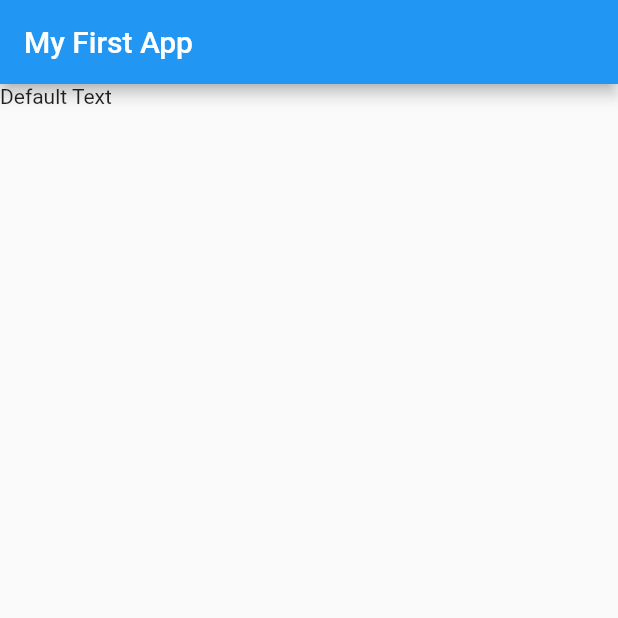
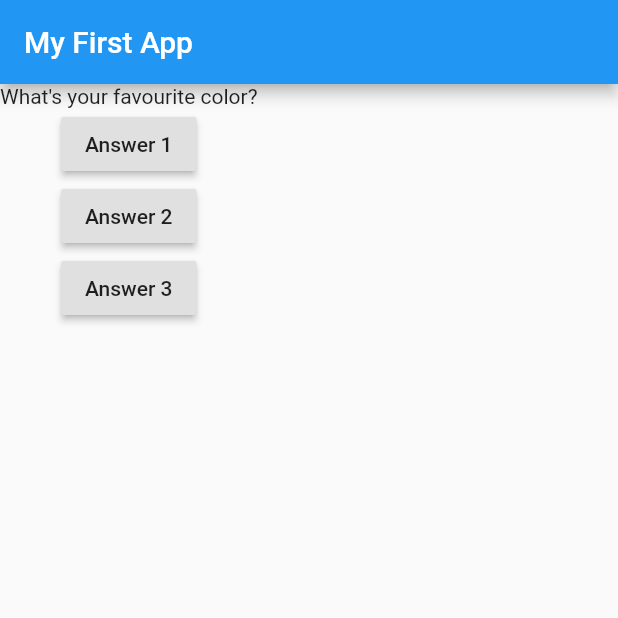
Before and after one commit to Typelias/Flutter_Courrse, a Flutter app: the screen it shows after launch, on a phone screen of 412 x 824 dp, the top half of it. Run offline on Flutter 3.47's test engine with Material 2 defaults, Android fonts, the phone set to English and light mode, and no system bars.

Commit message:
We have buttons and Statefull Widgets

```diff
--- a/flutter_complete_guide/lib/main.dart
+++ b/flutter_complete_guide/lib/main.dart
@@ -1,20 +1,54 @@
 import 'package:flutter/material.dart';
-
-/*void main() {
-  runApp(MyApp());
-}*/
 
 void main() => runApp(MyApp());
 
-class MyApp extends StatelessWidget {
+class MyApp extends StatefulWidget {
+  @override
+  State<StatefulWidget> createState() {
+    return MyAppState();
+  }
+}
+
+class MyAppState extends State<MyApp> {
+  var questionIndex = 0;
+
+  void answerQuestion() {
+    setState(() {
+      questionIndex++;
+    });
+
+    print('Answer Chosen!');
+    print(questionIndex);
+  }
+
   @override
   Widget build(BuildContext context) {
+    var questions = ['What\'s your favourite color?', 'What\'s your favourite animal?'];
     return MaterialApp(
       home: Scaffold(
         appBar: AppBar(
           title: Text('My First App'),
         ),
-        body: Text('Default Text'),
+        body: Column(
+          children: [
+            Text(questions[questionIndex]),
+            RaisedButton(
+              child: Text('Answer 1'),
+              onPressed: answerQuestion,
+            ),
+            RaisedButton(
+              child: Text('Answer 2'),
+              onPressed: () => print('Hello'),
+            ),
+            RaisedButton(
+              child: Text('Answer 3'),
+              onPressed: () => {
+                //...
+                print("Greger")
+              },
+            ),
+          ],
+        ),
       ),
     );
   }
```
